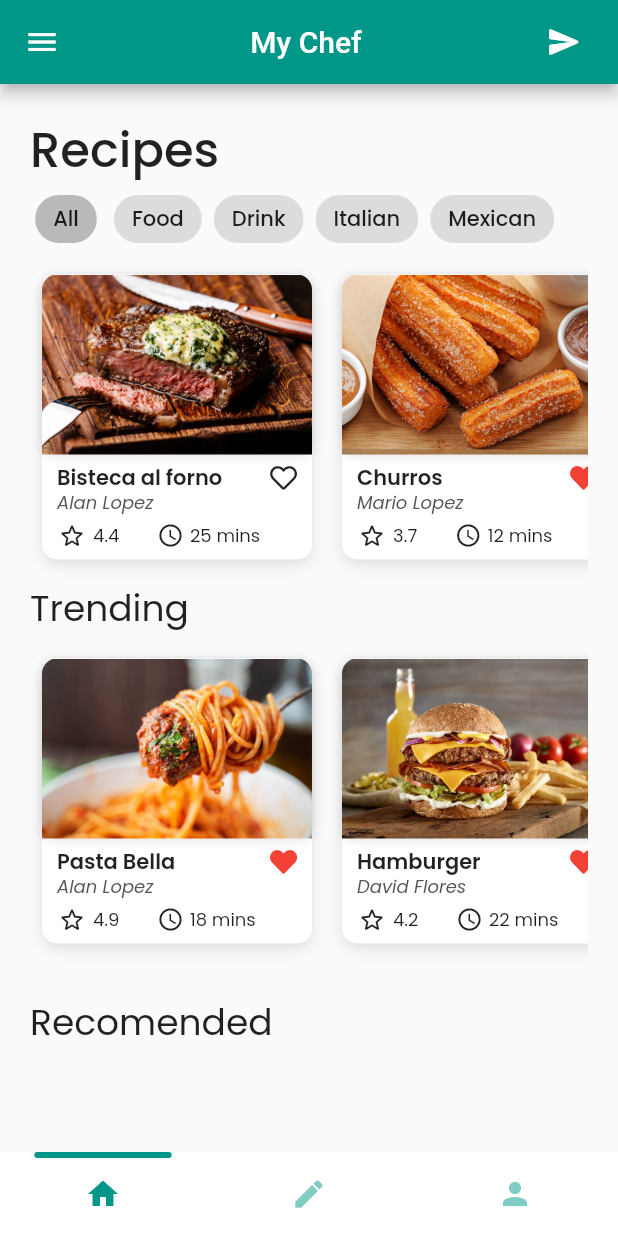
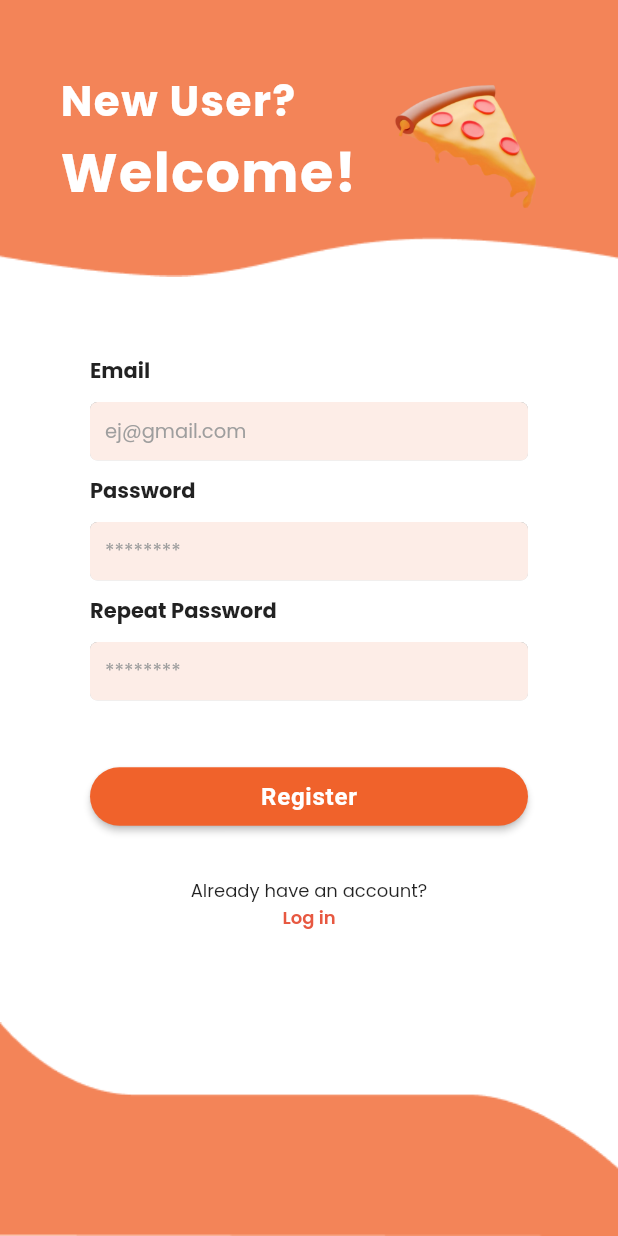
Before and after one commit to AlanLopezC/my_chef, a Flutter app: the screen it shows after launch, on a phone screen of 412 x 824 dp. Run offline on Flutter 3.47's test engine with Material 2 defaults, Android fonts, the light colour scheme and no system bars; drawn by our look-alikes of flutter_neumorphic, flutter_snake_navigationbar; our stand-ins replace firebase_core, firebase_storage, font_awesome_flutter, google_fonts, image_picker; missing offline and left inert: container_tab_indicator; accounts and stored records are empty.

Commit message:
Login and register ui

```diff
--- /dev/null
+++ b/lib/components/login_text_field.dart
@@ -0,0 +1,58 @@
+import 'package:flutter/material.dart';
+import 'package:flutter_neumorphic/flutter_neumorphic.dart';
+
+class LoginTextField extends StatelessWidget {
+  const LoginTextField({
+    required this.hintText,
+    required this.callback,
+    this.obscureText = false,
+  });
+
+  final String hintText;
+  final Function callback;
+  final bool obscureText;
+
+  @override
+  Widget build(BuildContext context) {
+    return Neumorphic(
+      style: NeumorphicStyle(
+        lightSource: LightSource.top,
+        depth: -2.5,
+        intensity: .8,
+        boxShape: NeumorphicBoxShape.roundRect(
+          BorderRadius.circular(5),
+        ),
+      ),
+      child: TextFormField(
+        obscureText: obscureText,
+        cursorColor: Colors.black12,
+        style: TextStyle(
+          fontSize: 13,
+        ),
+        onChanged: (String value) => callback(value),
+        decoration: InputDecoration(
+          contentPadding: EdgeInsets.all(10),
+          isDense: true,
+          enabledBorder: OutlineInputBorder(
+            borderSide: BorderSide(
+              color: Colors.transparent,
+            ),
+          ),
+          focusedBorder: OutlineInputBorder(
+            borderSide: BorderSide(
+              color: Colors.transparent,
+            ),
+          ),
+          hintText: hintText,
+          hintStyle: TextStyle(
+            fontSize: 13,
+            color: Colors.grey,
+          ),
+          filled: true,
+          fillColor: Color(0xfffdede7),
+        ),
+        keyboardType: TextInputType.emailAddress,
+      ),
+    );
+  }
+}
--- a/lib/constants.dart
+++ b/lib/constants.dart
@@ -7,7 +7,7 @@ final TextStyle kCreateTextStyle = TextStyle(
   fontWeight: FontWeight.w600,
 );
 
-final ButtonStyle kElevatedButtonStyles = ButtonStyle(
+final ButtonStyle kElevatedButtonStyle = ButtonStyle(
   padding: MaterialStateProperty.all(
     EdgeInsets.all(10),
   ),
--- a/lib/main.dart
+++ b/lib/main.dart
@@ -3,10 +3,13 @@ import 'package:flutter/material.dart';
 import 'package:my_chef/constants.dart';
 import 'package:my_chef/models/mid_nav_bar.dart';
 import 'package:my_chef/models/navigation.dart';
-import 'package:my_chef/screens/home.dart';
+// import 'package:my_chef/screens/home.dart';
 import 'package:google_fonts/google_fonts.dart';
+import 'package:my_chef/screens/login_screen.dart';
+import 'package:my_chef/screens/register_screen.dart';
 import 'package:provider/provider.dart';
 
+// main() {
 Future<void> main() async {
   // Ensure that Firebase is initialized
   WidgetsFlutterBinding.ensureInitialized();
@@ -38,7 +41,7 @@ class MyApp extends StatelessWidget {
         textTheme: GoogleFonts.poppinsTextTheme(Theme.of(context).textTheme),
         primarySwatch: kPrimaryColor,
       ),
-      home: Home(),
+      home: RegisterScreen(),
       debugShowCheckedModeBanner: false,
     );
   }
--- a/lib/screens/create_screen.dart
+++ b/lib/screens/create_screen.dart
@@ -245,7 +245,7 @@ class _CreateScreenState extends State<CreateScreen> {
                         }
                       },
                       child: Text('Create'),
-                      style: kElevatedButtonStyles,
+                      style: kElevatedButtonStyle,
                     ),
                   ),
                 ),
--- /dev/null
+++ b/lib/screens/register_screen.dart
@@ -0,0 +1,202 @@
+import 'package:flutter/material.dart';
+import 'package:flutter_neumorphic/flutter_neumorphic.dart';
+import 'package:my_chef/components/login_text_field.dart';
+import 'package:my_chef/constants.dart';
+
+class RegisterScreen extends StatefulWidget {
+  const RegisterScreen({Key? key}) : super(key: key);
+
+  @override
+  _RegisterScreenState createState() => _RegisterScreenState();
+}
+
+class _RegisterScreenState extends State<RegisterScreen> {
+  String? email;
+  String? password;
+
+  void checkAuth() {}
+
+  @override
+  Widget build(BuildContext context) {
+    return Scaffold(
+      resizeToAvoidBottomInset: false,
+      body: Container(
+        color: Colors.white,
+        child: Stack(
+          children: [
+            Column(
+              mainAxisAlignment: MainAxisAlignment.spaceBetween,
+              children: [
+                Image.asset(
+                  'assets/models/Register_top.png',
+                  width: double.infinity,
+                  fit: BoxFit.cover,
+                ),
+                Image.asset(
+                  'assets/models/Register_bottom.png',
+                  width: double.infinity,
+                  fit: BoxFit.cover,
+                ),
+              ],
+            ),
+            Padding(
+              padding: EdgeInsets.symmetric(
+                horizontal: 40,
+                vertical: 46,
+              ),
+              child: Column(
+                children: [
+                  Row(
+                    crossAxisAlignment: CrossAxisAlignment.start,
+                    children: [
+                      Column(
+                        crossAxisAlignment: CrossAxisAlignment.start,
+                        children: [
+                          Text(
+                            'New User?',
+                            style: TextStyle(
+                              fontSize: 28,
+                              letterSpacing: 1,
+                              color: Colors.white,
+                              fontWeight: FontWeight.bold,
+                            ),
+                          ),
+                          Text(
+                            'Welcome!',
+                            style: TextStyle(
+                              fontSize: 36,
+                              letterSpacing: 1,
+                              color: Colors.white,
+                              fontWeight: FontWeight.bold,
+                            ),
+                          ),
+                        ],
+                      ),
+                      Flexible(
+                        child: Transform.translate(
+                          offset: Offset(10, 5),
+                          child: Image.asset(
+                            'assets/models/Pizza.png',
+                            width: 125,
+                          ),
+                        ),
+                      ),
+                    ],
+                  ),
+                  SizedBox(height: 95),
+                  Padding(
+                    padding: EdgeInsets.symmetric(horizontal: 20),
+                    child: Column(
+                      crossAxisAlignment: CrossAxisAlignment.start,
+                      children: [
+                        Text(
+                          'Email',
+                          style: TextStyle(
+                            fontWeight: FontWeight.w700,
+                          ),
+                        ),
+                        SizedBox(height: 10),
+                        LoginTextField(
+                          hintText: 'ej@gmail.com',
+                          callback: (String value) {
+                            setState(() {
+                              email = value;
+                            });
+                          },
+                        ),
+                        SizedBox(height: 10),
+                        Text(
+                          'Password',
+                          style: TextStyle(
+                            fontWeight: FontWeight.w700,
+                          ),
+                        ),
+                        SizedBox(height: 10),
+                        LoginTextField(
+                          hintText: '********',
+                          obscureText: true,
+                          callback: (String value) {
+                            setState(() {
+                              password = value;
+                            });
+                          },
+                        ),
+                        SizedBox(height: 10),
+                        Text(
+                          'Repeat Password',
+                          style: TextStyle(
+                            fontWeight: FontWeight.w700,
+                          ),
+                        ),
+                        SizedBox(height: 10),
+                        LoginTextField(
+                          hintText: '********',
+                          obscureText: true,
+                          callback: (String value) {
+                            setState(() {
+                              password = value;
+                            });
+                          },
+                        ),
+                        SizedBox(height: 10),
+                        Padding(
+                          padding: const EdgeInsets.symmetric(vertical: 30.0),
+                          child: Row(
+                            children: [
+                              Expanded(
+                                child: ElevatedButton(
+                                  onPressed: () {
+                                    if (email != null && password != null) {
+                                      // ? try ? nav ?
+                                      checkAuth();
+                                    }
+                                  },
+                                  style: kElevatedButtonStyle.copyWith(
+                                    backgroundColor: MaterialStateProperty.all(
+                                      Color(0xfff0622b),
+                                    ),
+                                    textStyle: MaterialStateProperty.all(
+                                      TextStyle(
+                                        fontWeight: FontWeight.w600,
+                                        fontSize: 16,
+                                        letterSpacing: .5,
+                                      ),
+                                    ),
+                                  ),
+                                  child: Text('Register'),
+                                ),
+                              ),
+                            ],
+                          ),
+                        ),
+                        Column(
+                          children: [
+                            SizedBox(width: double.infinity),
+                            Text(
+                              'Already have an account?',
+                              style: TextStyle(
+                                fontSize: 12,
+                              ),
+                            ),
+                            Text(
+                              'Log in',
+                              style: TextStyle(
+                                fontSize: 12,
+                                color: Color(0xffe75841),
+                                fontWeight: FontWeight.w600,
+                              ),
+                            ),
+                          ],
+                        )
+                      ],
+                    ),
+                  )
+                ],
+              ),
+            ),
+          ],
+        ),
+      ),
+    );
+  }
+}
--- a/pubspec.yaml
+++ b/pubspec.yaml
@@ -37,6 +37,7 @@ dependencies:
   firebase_auth: ^3.0.1
   firebase_storage: ^10.0.1
   firebase_core: ^1.4.0
+  flutter_neumorphic: ^3.1.0
 
 dev_dependencies:
   flutter_test:
@@ -56,6 +57,7 @@ flutter:
   # To add assets to your application, add an assets section, like this:
   assets:
     - assets/images/
+    - assets/models/
   #   - images/a_dot_burr.jpeg
   #   - images/a_dot_ham.jpeg
 
```
Also changed, not shown: lib/screens/login_screen.dart (added, +200 -0 lines), assets/models/Donut.png (added), assets/models/Login_bottom.png (added), assets/models/Login_top.png (added), assets/models/Pizza.png (added), assets/models/Register_bottom.png (added), assets/models/Register_top.png (added), pubspec.lock.
